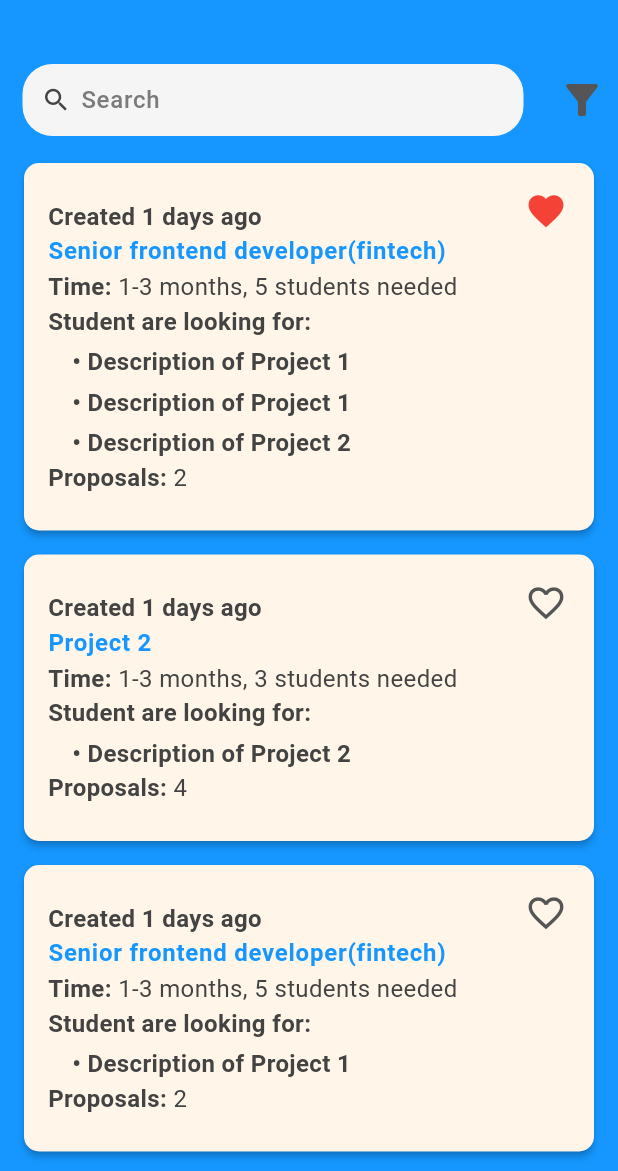
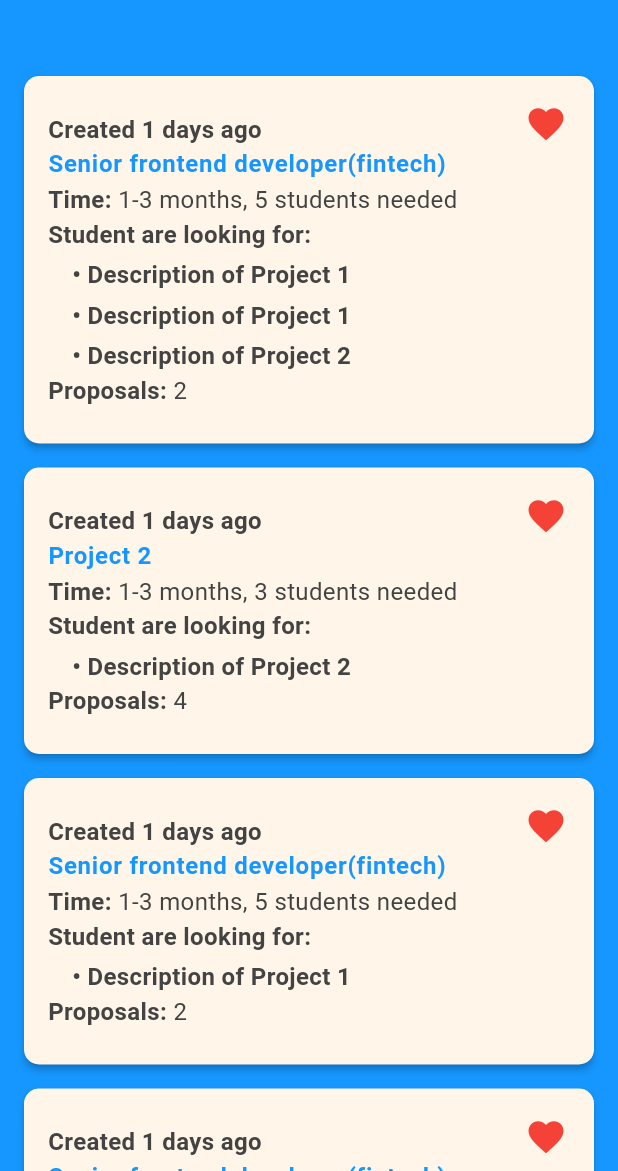
Before and after one commit to PhuocDinh462/student_hub, a Flutter app: the screen it shows after launch, on a phone screen of 412 x 824 dp, the part 65-1236 px from its top. Run offline on Flutter 3.47's test engine with Material 3 defaults, Android fonts, the phone set to English and light mode, and no system bars; our stand-ins replace gap, pinput, shared_preferences.

Commit message:
feat: Saved Projects Screen

```diff
--- a/lib/main.dart
+++ b/lib/main.dart
@@ -33,7 +33,7 @@ class MyApp extends StatelessWidget {
     return HeaderLayout(
       body: MaterialApp(
         routes: AppRoutes.routes,
-        initialRoute: '/projects',
+        initialRoute: '/projects/saved',
         debugShowCheckedModeBanner: false,
         theme: themeProvider.getThemeMode
             ? AppTheme.darkTheme
--- a/lib/routes/app_routes.dart
+++ b/lib/routes/app_routes.dart
@@ -13,6 +13,7 @@ import 'package:student_hub/screens/home/Home.dart';
 import 'package:student_hub/screens/profile/profile.dart';
 import 'package:student_hub/screens/profile/profile_input.dart';
 import 'package:student_hub/screens/projects/projects.dart';
+import 'package:student_hub/screens/projects/projects_saved.dart';
 import 'package:student_hub/screens/welcome/welcome.dart';
 import 'package:student_hub/screens/account/account.dart';
 import 'package:student_hub/screens/account/settings.dart';
@@ -30,7 +31,8 @@ class AppRoutes {
   static const String profile = '/profile';
   static const String profileNoInfo = '/profile/no-info';
   static const String changePassword = '/profile/change_password';
-  static const String projectList = '/projects';
+  static const String projects = '/projects';
+  static const String projectsSaved = '/projects/saved';
   static const String nav = '/nav';
   static const String welcome = '/welcome';
   static const String account = '/account';
@@ -49,7 +51,8 @@ class AppRoutes {
     changePassword: (context) => const ChangePassword(),
     profile: (context) => const Profile(),
     profileNoInfo: (context) => const ProfileInput(),
-    projectList: (context) => const Projects(),
+    projects: (context) => const Projects(),
+    projectsSaved: (context) => const ProjectsSaved(),
     nav: (context) => const Navigation(),
     welcome: (context) => const Welcome(),
     account: (context) => const Account(),
--- /dev/null
+++ b/lib/screens/projects/projects_saved.dart
@@ -0,0 +1,105 @@
+import 'package:flutter/material.dart';
+import 'package:gap/gap.dart';
+import 'package:student_hub/models/project.dart';
+import 'package:student_hub/widgets/project_card.dart';
+
+final List<Project> data = [
+  Project(
+    createdAt: DateTime.now(),
+    name: 'Senior frontend developer(fintech)',
+    completionTime: '1-3 months',
+    requiredStudents: 5,
+    description:
+        'Description of Project 1. Description of Project 1. Description of Project 2. ',
+    proposals: ['a', 'b'],
+    favorite: true,
+  ),
+  Project(
+    createdAt: DateTime.now(),
+    name: 'Project 2',
+    completionTime: '1-3 months',
+    requiredStudents: 3,
+    description: 'Description of Project 2',
+    proposals: ['a', 'b', 'a', 'b'],
+    favorite: true,
+  ),
+  Project(
+    createdAt: DateTime.now(),
+    name: 'Senior frontend developer(fintech)',
+    completionTime: '1-3 months',
+    requiredStudents: 5,
+    description: 'Description of Project 1',
+    proposals: ['a', 'b'],
+    favorite: true,
+  ),
+  Project(
+    createdAt: DateTime.now(),
+    name: 'Senior frontend developer(fintech)',
+    completionTime: '1-3 months',
+    requiredStudents: 5,
+    description: 'Description of Project 1',
+    proposals: ['a', 'b'],
+    favorite: true,
+  ),
+  Project(
+    createdAt: DateTime.now(),
+    name: 'Senior frontend developer(fintech)',
+    completionTime: '1-3 months',
+    requiredStudents: 5,
+    description: 'Description of Project 1',
+    proposals: ['a', 'b'],
+    favorite: true,
+  ),
+  Project(
+    createdAt: DateTime.now(),
+    name: 'Senior frontend developer(fintech)',
+    completionTime: '1-3 months',
+    requiredStudents: 5,
+    description: 'Description of Project 1',
+    proposals: ['a', 'b'],
+    favorite: true,
+  ),
+  Project(
+    createdAt: DateTime.now(),
+    name: 'Senior frontend developer(fintech)',
+    completionTime: '1-3 months',
+    requiredStudents: 5,
+    description: 'Description of Project 1',
+    proposals: ['a', 'b'],
+    favorite: true,
+  ),
+];
+
+class ProjectsSaved extends StatefulWidget {
+  const ProjectsSaved({super.key});
+  @override
+  State<ProjectsSaved> createState() => _ProjectsSavedState();
+}
+
+class _ProjectsSavedState extends State<ProjectsSaved> {
+  final List<Project> projects = data;
+  final searchController = TextEditingController();
+
+  @override
+  Widget build(BuildContext context) {
+    return Scaffold(
+      body: SafeArea(
+        child: Center(
+          child: Column(
+            children: [
+              const Gap(30),
+              Expanded(
+                child: ListView.builder(
+                  itemCount: projects.length,
+                  itemBuilder: (context, index) {
+                    return ProjectCard(project: projects[index]);
+                  },
+                ),
+              ),
+            ],
+          ),
+        ),
+      ),
+    );
+  }
+}
```
